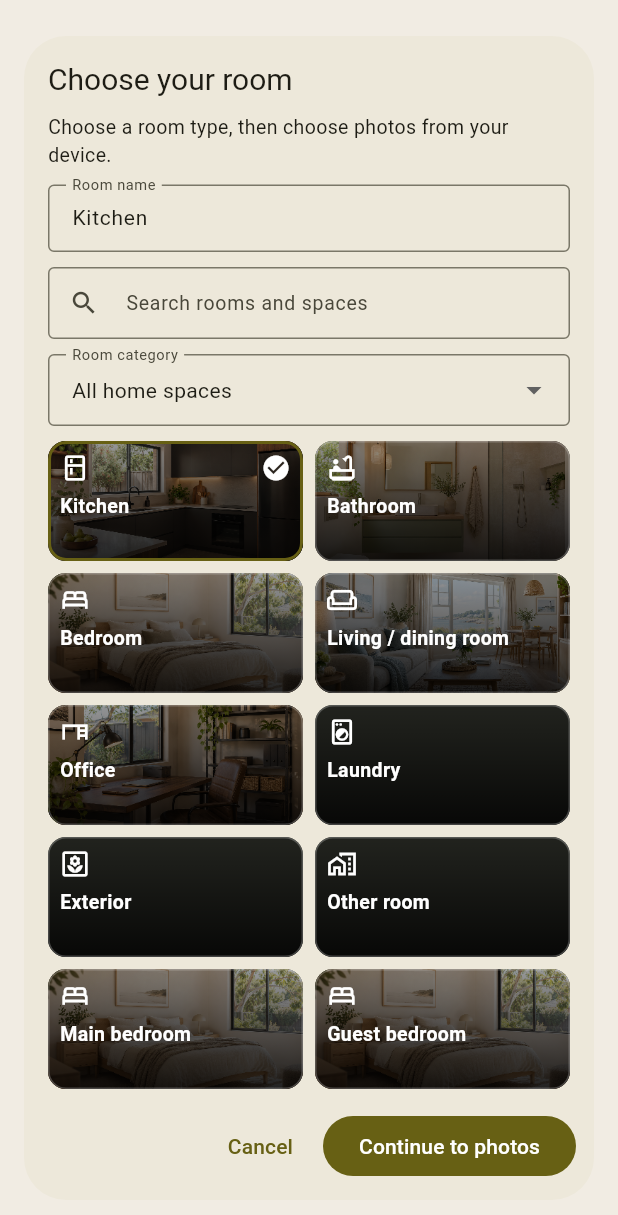
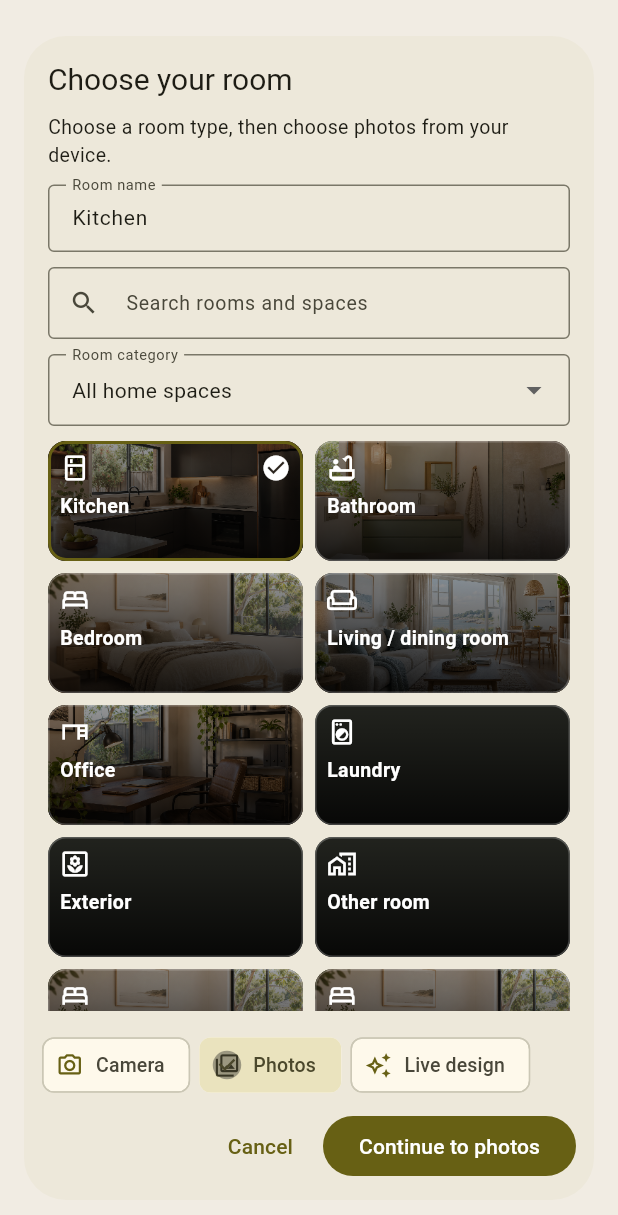
Before and after one commit to dbrazil57-gmail/renovation_ai, a Flutter app: the RoomStartDialog widget shown alone on an empty page, opened directly with sample values from the repository, on a phone screen of 412 x 824 dp. Shown: the top 1215 px of the screen. Run offline on Flutter 3.47's test engine with Material 3 defaults, Android fonts, the phone set to English and light mode, and no system bars; our stand-ins replace camera, cross_file, hive_ce, hive_ce_flutter, image_picker, material_ui and 1 more; missing offline and left inert: dart:js_interop; accounts and stored records are empty.

Commit message:
Offer live design from every new room chooser and retain room choices

```diff
--- a/lib/room_start_widgets.dart
+++ b/lib/room_start_widgets.dart
@@ -4,6 +4,7 @@ import 'colour_palette_widgets.dart';
 import 'design_palettes.dart';
 import 'design_styles.dart';
 import 'room_features.dart';
+import 'room_camera.dart';
 import 'room_starters.dart';
 
 const _roomIcons = <String, IconData>{
@@ -21,17 +22,25 @@ const _roomIcons = <String, IconData>{
   'other': Icons.home_work_outlined,
 };
 
+enum RoomStartMethod { camera, photos, liveDesign }
+
 class RoomStartChoice {
   final String name, roomTypeId;
   final RoomStarter? starter;
-  const RoomStartChoice(this.name, this.roomTypeId, this.starter);
+  final RoomStartMethod method;
+  const RoomStartChoice(
+    this.name,
+    this.roomTypeId,
+    this.starter, {
+    this.method = RoomStartMethod.photos,
+  });
 }
 
 class RoomStartDialog extends StatefulWidget {
   final RoomStarter? starter;
   final String? initialRoomTypeId;
 
-  /// True opens camera, false chooses existing photos, null chooses the source next.
+  /// Initial source choice; users can switch before continuing.
   final bool? camera;
   const RoomStartDialog({
     super.key,
@@ -46,12 +55,16 @@ class RoomStartDialog extends StatefulWidget {
 class _RoomStartDialogState extends State<RoomStartDialog> {
   late final TextEditingController name;
   late String type;
+  late RoomStartMethod method;
   RoomStarter? starter;
   String? error;
   String query = '', category = '';
   @override
   void initState() {
     super.initState();
+    method = !supportsLiveRoomCamera || widget.camera == false
+        ? RoomStartMethod.photos
+        : RoomStartMethod.camera;
     starter = widget.starter;
     type =
         starter?.roomTypeId ??
@@ -78,7 +91,10 @@ class _RoomStartDialogState extends State<RoomStartDialog> {
       setState(() => error = 'Use a room name between 1 and 80 characters.');
       return;
     }
-    Navigator.pop(context, RoomStartChoice(value, type, starter));
+    Navigator.pop(
+      context,
+      RoomStartChoice(value, type, starter, method: method),
+    );
   }
 
   @override
@@ -95,14 +111,13 @@ class _RoomStartDialogState extends State<RoomStartDialog> {
           mainAxisSize: MainAxisSize.min,
           crossAxisAlignment: CrossAxisAlignment.start,
           children: [
-            Text(
-              widget.camera == true
-                  ? 'Choose a room type, then open the camera.'
-                  : widget.camera == false
-                  ? 'Choose a room type, then choose photos from your device.'
-                  : 'Choose a room type, then choose how to add photos.',
-              style: const TextStyle(fontSize: 13),
-            ),
+            Text(switch (method) {
+              RoomStartMethod.camera =>
+                'Choose a room type, then open the camera.',
+              RoomStartMethod.photos =>
+                'Choose a room type, then choose photos from your device.',
+              RoomStartMethod.liveDesign => 'Choose a room type, then analyse and design it in the camera viewer.',
+            }, style: const TextStyle(fontSize: 13)),
             const SizedBox(height: 10),
             TextField(
               key: const ValueKey('room-name'),
@@ -212,18 +227,58 @@ class _RoomStartDialogState extends State<RoomStartDialog> {
       ),
     ),
     actions: [
+      SizedBox(
+        width: 560,
+        child: Column(
+          mainAxisSize: MainAxisSize.min,
+          crossAxisAlignment: CrossAxisAlignment.stretch,
+          children: [
+            Wrap(
+              spacing: 6,
+              runSpacing: 2,
+              children: [
+                for (final option in RoomStartMethod.values)
+                  if (supportsLiveRoomCamera ||
+                      option == RoomStartMethod.photos)
+                    ChoiceChip(
+                      key: ValueKey('room-start-method-${option.name}'),
+                      label: Text(switch (option) {
+                        RoomStartMethod.camera => 'Camera',
+                        RoomStartMethod.photos => 'Photos',
+                        RoomStartMethod.liveDesign => 'Live design',
+                      }),
+                      avatar: Icon(switch (option) {
+                        RoomStartMethod.camera => Icons.camera_alt_outlined,
+                        RoomStartMethod.photos => Icons.photo_library_outlined,
+                        RoomStartMethod.liveDesign =>
+                          Icons.auto_awesome_outlined,
+                      }, size: 18),
+                      labelStyle: const TextStyle(fontSize: 13),
+                      selected: method == option,
+                      onSelected: (_) => setState(() => method = option),
+                    ),
+              ],
+            ),
+            const SizedBox(height: 6),
+            OverflowBar(
+              alignment: MainAxisAlignment.end,
+              spacing: 8,
+              children: [
                 TextButton(
                   onPressed: () => Navigator.pop(context),
                   child: const Text('Cancel'),
                 ),
                 FilledButton(
                   onPressed: submit,
-        child: Text(
-          widget.camera == true
-              ? 'Continue to camera'
-              : widget.camera == false
-              ? 'Continue to photos'
-              : 'Continue',
+                  child: Text(switch (method) {
+                    RoomStartMethod.camera => 'Continue to camera',
+                    RoomStartMethod.photos => 'Continue to photos',
+                    RoomStartMethod.liveDesign => 'Continue to live design',
+                  }),
+                ),
+              ],
+            ),
+          ],
         ),
       ),
     ],
```
Also changed, not shown: lib/live_design_screen.dart (+11 -2 lines), lib/screens.dart (+23 -2 lines), 6 other files. Lines whose indentation alone changed are shown as unchanged.
